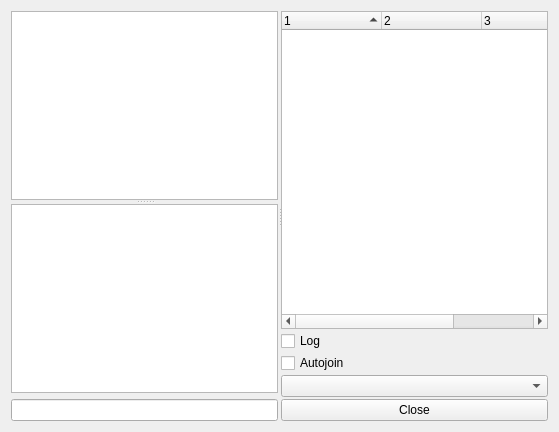
This is muqt/chatroom.ui in eLvErDe/museek-plus as Qt 5 draws it before an edit. The edited form follows.
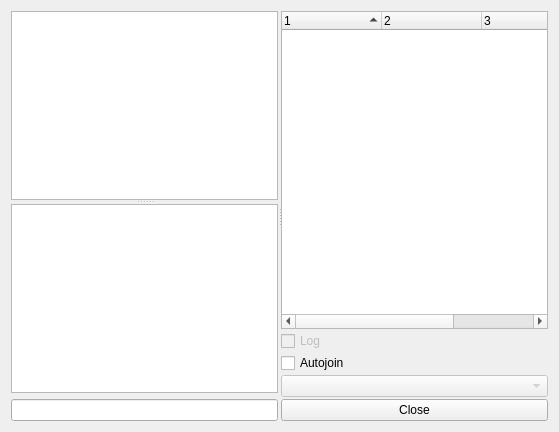
This is the edited form.

Diff of the .ui file:
```diff
--- a/muqt/chatroom.ui
+++ b/muqt/chatroom.ui
@@ -115,6 +115,9 @@
        </item>
        <item>
         <widget class="QCheckBox" name="Log">
+         <property name="enabled">
+          <bool>false</bool>
+         </property>
          <property name="text">
           <string>Log</string>
          </property>
@@ -128,7 +131,11 @@
         </widget>
        </item>
        <item>
-        <widget class="QComboBox" name="comboBox"/>
+        <widget class="QComboBox" name="comboBox">
+         <property name="enabled">
+          <bool>false</bool>
+         </property>
+        </widget>
        </item>
        <item>
         <widget class="QPushButton" name="Close">
```
Left out of the diff: 5 changed lines with no effect on the pictures.
